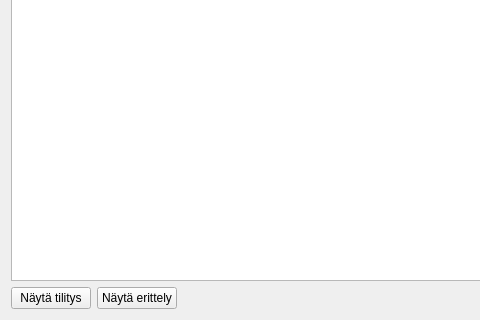
Qt form kitupiikki/maaritys/arvonlisavero.ui (artoh/kitupiikki) before a commit; both pictures show x 0 to 480 and y 165 to 485 of the 771 by 485 pixel window.
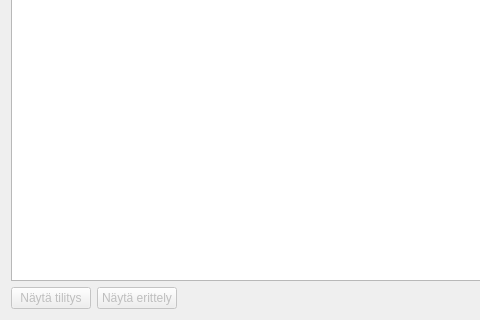
The same form after that commit.

Patch:
```diff
--- a/kitupiikki/maaritys/arvonlisavero.ui
+++ b/kitupiikki/maaritys/arvonlisavero.ui
@@ -80,6 +80,9 @@
     <layout class="QHBoxLayout" name="horizontalLayout">
      <item>
       <widget class="QPushButton" name="tilitysNappi">
+       <property name="enabled">
+        <bool>false</bool>
+       </property>
        <property name="text">
         <string>Näytä tilitys</string>
        </property>
@@ -87,6 +90,9 @@
      </item>
      <item>
       <widget class="QPushButton" name="erittelyNappi">
+       <property name="enabled">
+        <bool>false</bool>
+       </property>
        <property name="text">
         <string>Näytä erittely</string>
        </property>
```
